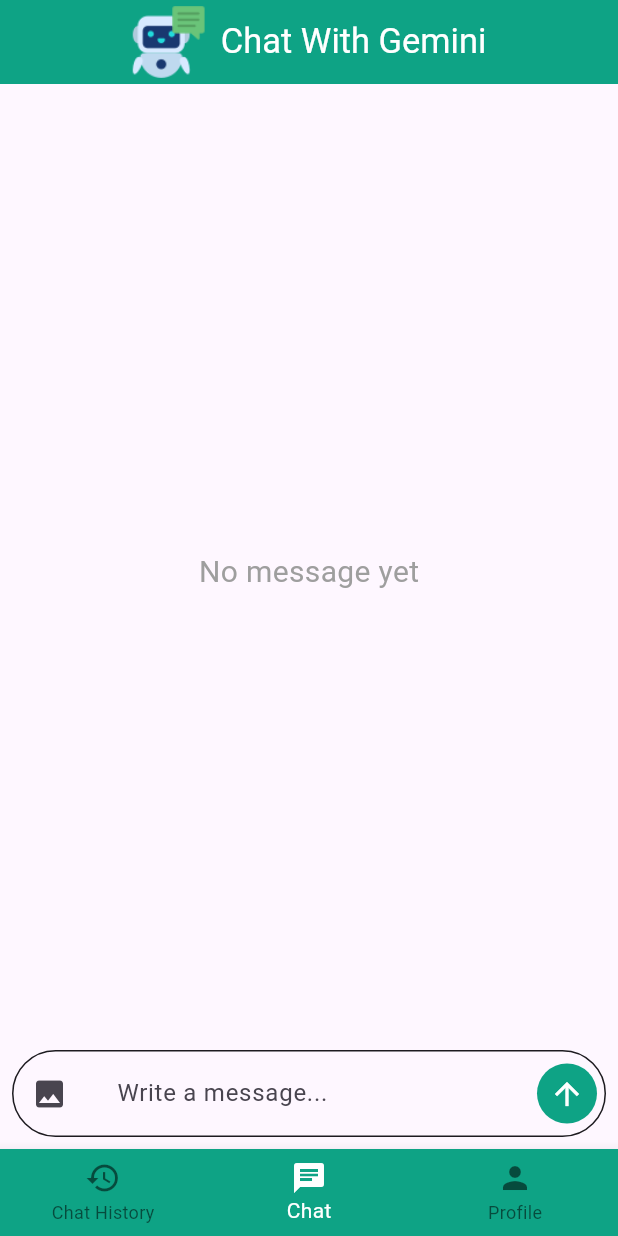
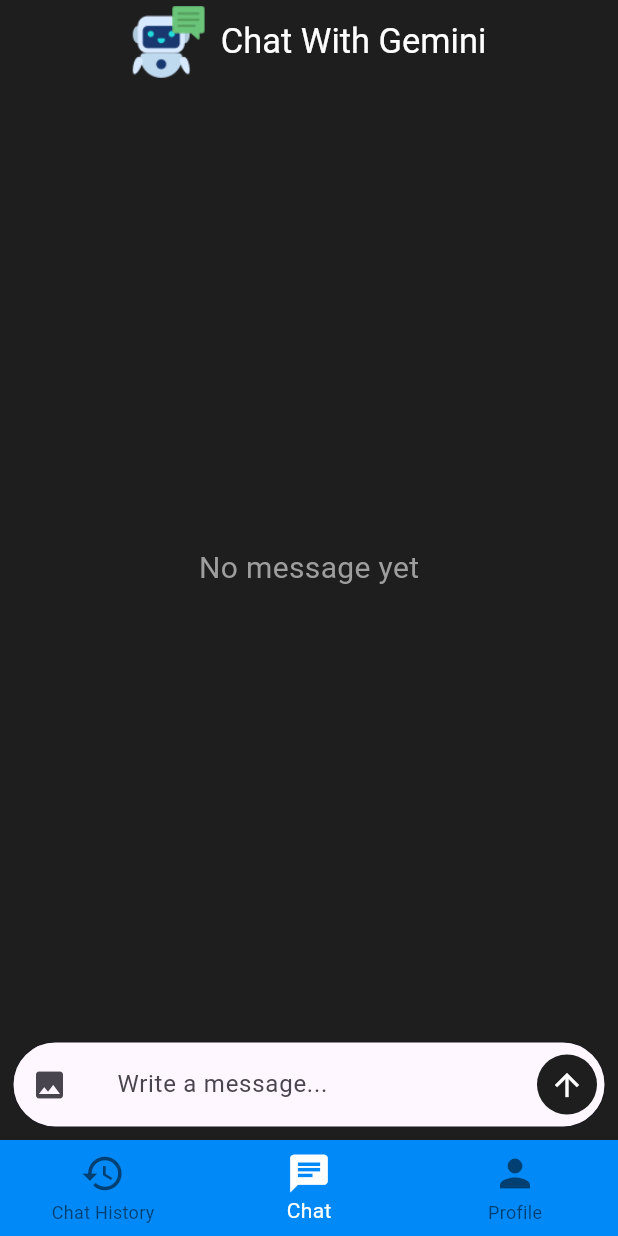
Before and after one commit to ahmedgamal826/Chat-Gemini-App, a Flutter app: the screen it shows after launch, item 2 of the bottom bar chosen, on a phone screen of 412 x 824 dp. Run offline on Flutter 3.47's test engine with Material 3 defaults, Android fonts, the light colour scheme and no system bars; our stand-ins replace animated_text_kit, awesome_dialog, flutter_markdown, flutter_spinkit, google_generative_ai, hive_flutter and 1 more; accounts and stored records are empty.

Commit message:
change colors in chat room and chat history

```diff
--- a/lib/features/chat_history/presentation/views/widgets/custom_snack_bar.dart
+++ b/lib/core/widgets/custom_snack_bar.dart
@@ -19,12 +19,12 @@
             ),
           ],
         ),
-        backgroundColor: Colors.red,
+        backgroundColor: Colors.green,
         behavior: SnackBarBehavior.floating,
         shape: RoundedRectangleBorder(
           borderRadius: BorderRadius.circular(10),
         ),
-        duration: const Duration(seconds: 3),
+        duration: const Duration(seconds: 1),
       ),
     );
   }
--- a/lib/features/chat_home/presentation/views/chat_home_view.dart
+++ b/lib/features/chat_home/presentation/views/chat_home_view.dart
@@ -52,8 +52,9 @@
         });
 
         return Scaffold(
+          backgroundColor: const Color(0xff1E1E1E),
           appBar: AppBar(
-            backgroundColor: const Color(0xff0EA385),
+            backgroundColor: const Color(0xff1E1E1E),
             centerTitle: true,
             title: const ChatHomeAppBar(),
             actions: [
--- a/lib/features/chat_home/presentation/views/widgets/bottom_chat_field.dart
+++ b/lib/features/chat_home/presentation/views/widgets/bottom_chat_field.dart
@@ -145,7 +145,8 @@
                   },
                   child: Container(
                     decoration: BoxDecoration(
-                      color: const Color(0xff0EA385),
+                      color: const Color(0xff1E1E1E),
+                      // color: const Color(0xff0EA385),
                       borderRadius: BorderRadius.circular(20),
                     ),
                     margin: const EdgeInsets.all(5),
--- a/lib/features/splash/presentation/views/splash_view.dart
+++ b/lib/features/splash/presentation/views/splash_view.dart
@@ -12,6 +12,7 @@
     double height = MediaQuery.of(context).size.height;
 
     return Scaffold(
+      backgroundColor: const Color(0xff1E1E1E),
       body: Container(
         child: Center(
           child: Column(
--- a/lib/features/splash/presentation/views/widgets/animated_text.dart
+++ b/lib/features/splash/presentation/views/widgets/animated_text.dart
@@ -15,7 +15,7 @@
           textStyle: const TextStyle(
             fontSize: 30,
             fontWeight: FontWeight.bold,
-            color: Colors.black,
+            color: Colors.white,
             shadows: [
               Shadow(
                 color: Colors.black26,
--- a/lib/home_screen.dart
+++ b/lib/home_screen.dart
@@ -41,7 +41,9 @@
         return Scaffold(
           body: pages[chatProvider.currentIndex],
           bottomNavigationBar: BottomNavigationBar(
-            backgroundColor: const Color(0xff0EA385),
+            backgroundColor: const Color(0xff0089F7),
+
+            // backgroundColor: Colors.black,
             currentIndex: chatProvider.currentIndex,
             onTap: (index) {
               chatProvider.setCurrentIndex(newCurrentIndex: index);
@@ -49,19 +51,25 @@
             selectedItemColor: Colors.white,
             items: const [
               BottomNavigationBarItem(
-                backgroundColor: Color(0xff74AA9C),
-                icon: Icon(Icons.history),
+                icon: Icon(
+                  Icons.history,
+                  size: 30,
+                ),
                 label: 'Chat History',
               ),
               BottomNavigationBarItem(
                 backgroundColor: Colors.white,
-                icon: Icon(Icons.chat),
+                icon: Icon(
+                  Icons.chat,
+                  size: 30,
+                ),
                 label: 'Chat',
               ),
               BottomNavigationBarItem(
                 backgroundColor: Colors.white,
                 icon: Icon(
                   Icons.person,
+                  size: 30,
                 ),
                 label: 'Profile',
               ),
```
Also changed, not shown: lib/features/chat_history/presentation/views/chat_history_view.dart (+9 -2 lines), lib/features/chat_history/presentation/views/widgets/chat_history_card.dart (+5 -6 lines), lib/features/chat_home/presentation/views/widgets/assistant_message_widget.dart (+7 -19 lines), lib/features/chat_home/presentation/views/widgets/message_time_and_copy.dart (added, +54 -0 lines), lib/features/chat_home/presentation/views/widgets/my_message_widget.dart (+7 -20 lines).
